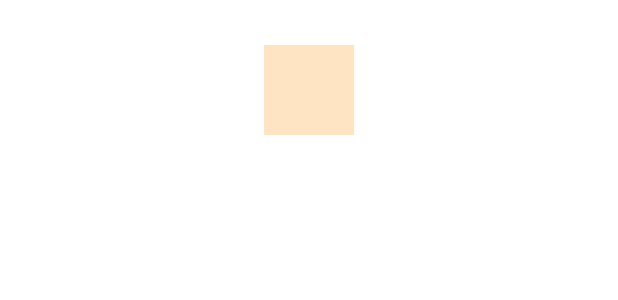
After one commit to chenyusheng/TodayAndHistory, an Android app: the layout layout_drawlayout.xml on its own in the app's theme, with its tools: preview values and no code run, on a phone screen of 412 x 824 dp. The commit adds this screen. Shown: the top 300 px of the screen. Run offline under Robolectric (Android 15) with nearby library versions, the phone set to English and light mode, and no system bars.

Commit message:
更新项目sdk到25

```diff
--- /dev/null
+++ b/app/src/main/res/layout/layout_drawlayout.xml
@@ -0,0 +1,14 @@
+<?xml version="1.0" encoding="utf-8"?>
+<LinearLayout xmlns:android="http://schemas.android.com/apk/res/android"
+    android:layout_width="match_parent"
+    android:layout_height="match_parent"
+    android:orientation="vertical"
+    android:background="@color/white">
+    <ImageView
+        android:layout_width="60dp"
+        android:layout_height="60dp"
+        android:src="@color/bisque"
+        android:layout_gravity="center_horizontal"
+        android:layout_marginTop="30dp"/>
+
+</LinearLayout>
--- a/build.gradle
+++ b/build.gradle
@@ -5,8 +5,9 @@ buildscript {
         jcenter()
     }
     dependencies {
-        classpath 'com.android.tools.build:gradle:2.2.0'
-
+//        classpath 'com.android.tools.build:gradle:2.2.0'
+//        classpath 'com.android.tools.build:gradle:2.2.3'
+        classpath 'com.android.tools.build:gradle:2.3.2'
         // NOTE: Do not place your application dependencies here; they belong
         // in the individual module build.gradle files
     }
```
Also changed, not shown: app/build.gradle (+18 -8 lines), app/src/main/res/layout/activity_main.xml (+15 -12 lines), gradle/wrapper/gradle-wrapper.properties.
